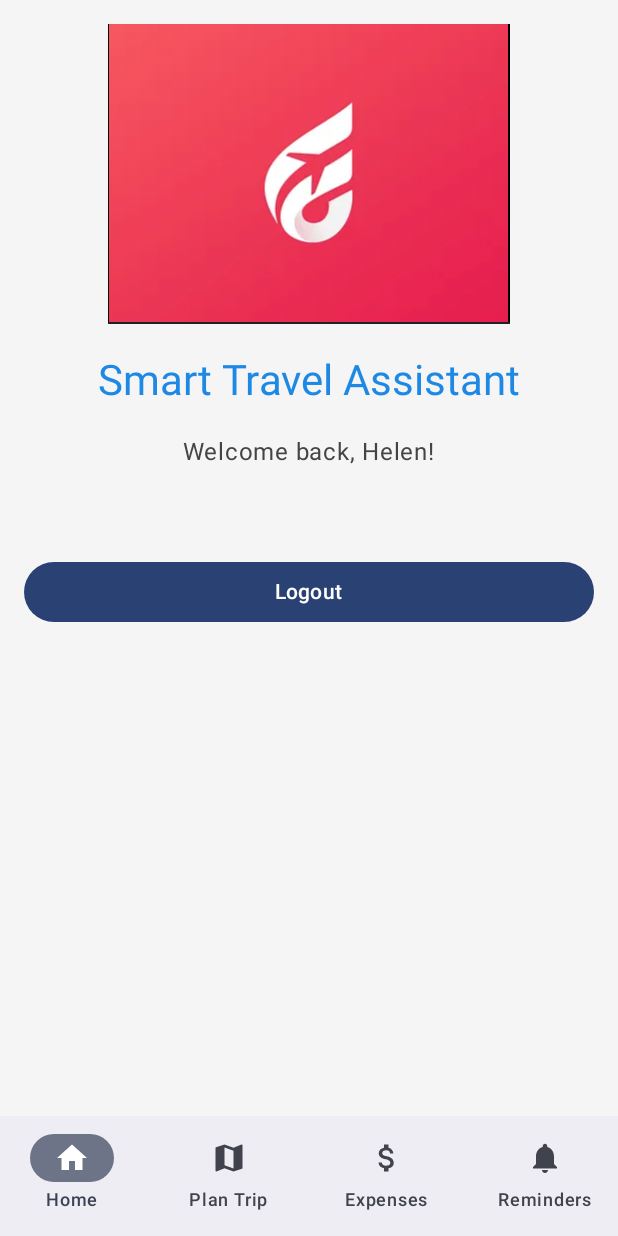
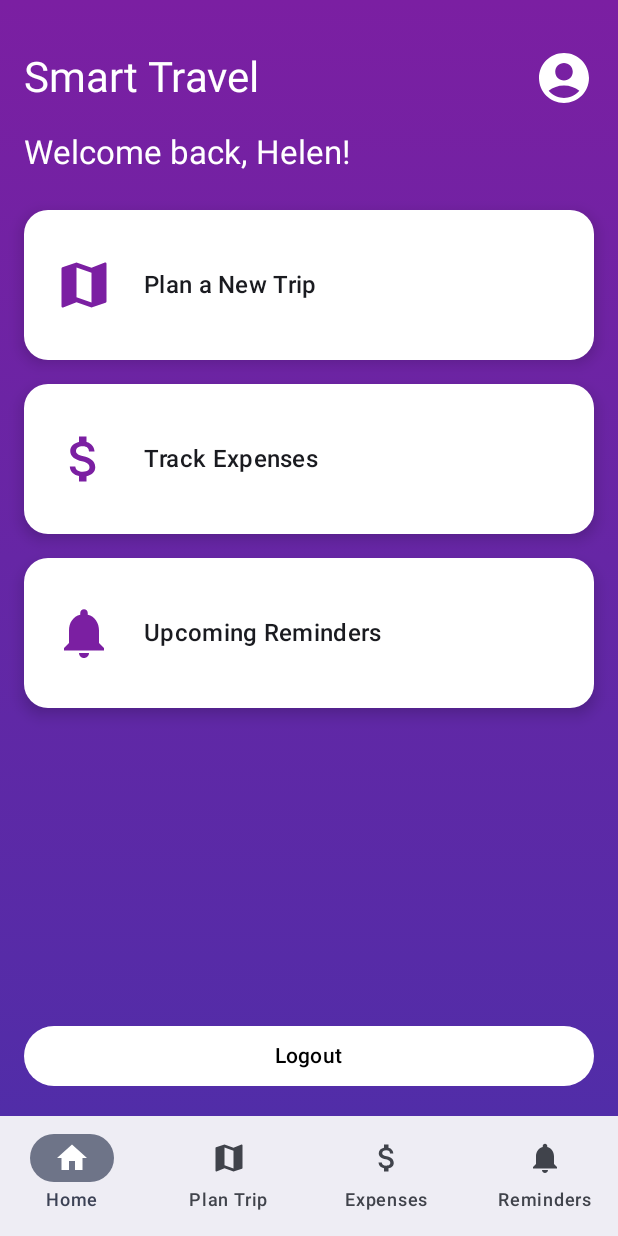
Before and after one commit to sirajkc1/SmartTravelPlanningAssistant, an Android app built with Jetpack Compose: the HomeScreen screen opened through its navigation route, on a phone screen of 412 x 824 dp. Run offline under Robolectric (Android 15) with nearby library versions, the phone set to English and light mode, and no system bars.

Commit message:
Home screen layout changed

```diff
--- a/app/src/main/java/com/siraj/smarttravelplanningassistant/MainActivity.kt
+++ b/app/src/main/java/com/siraj/smarttravelplanningassistant/MainActivity.kt
@@ -7,14 +7,18 @@ import androidx.activity.compose.setContent
 import androidx.activity.enableEdgeToEdge
 import androidx.compose.foundation.Image
 import androidx.compose.foundation.background
+import androidx.compose.foundation.clickable
 import androidx.compose.foundation.layout.*
+import androidx.compose.foundation.shape.RoundedCornerShape
 import androidx.compose.material.icons.Icons
 import androidx.compose.material.icons.filled.*
 import androidx.compose.material3.*
 import androidx.compose.runtime.*
 import androidx.compose.ui.Alignment
 import androidx.compose.ui.Modifier
+import androidx.compose.ui.graphics.Brush
 import androidx.compose.ui.graphics.Color
+import androidx.compose.ui.graphics.vector.ImageVector
 import androidx.compose.ui.platform.LocalContext
 import androidx.compose.ui.res.painterResource
 import androidx.compose.ui.text.input.PasswordVisualTransformation
@@ -39,7 +43,6 @@ class MainActivity : ComponentActivity() {
                         val navBackStackEntry by navController.currentBackStackEntryAsState()
                         val currentDestination = navBackStackEntry?.destination
 
-                        // Show BottomBar only on main app screens (exclude login/signup)
                         if (currentDestination?.route in listOf("home", "planTrip", "trackExpenses", "reminders")) {
                             BottomNavigationBar(navController, currentDestination)
                         }
@@ -52,7 +55,7 @@ class MainActivity : ComponentActivity() {
                     ) {
                         composable("login") { LoginPage(navController) }
                         composable("signup") { SignUpPage(navController) }
-                        composable("home") { TravelHomePage(navController) }
+                        composable("home") { HomeScreen(navController) }
                         composable("planTrip") { PlanTripPage(navController) }
                         composable("trackExpenses") { TrackExpensesPage(navController) }
                         composable("reminders") { RemindersPage(navController) }
@@ -80,13 +83,8 @@ fun BottomNavigationBar(navController: NavHostController, currentDestination: Na
                 selected = currentDestination?.hierarchy?.any { it.route == item.route } == true,
                 onClick = {
                     navController.navigate(item.route) {
-                        // Pop up to the start destination of the graph to avoid building back stack
-                        popUpTo(navController.graph.findStartDestination().id) {
-                            saveState = true
-                        }
-                        // Avoid multiple copies of the same destination
+                        popUpTo(navController.graph.findStartDestination().id) { saveState = true }
                         launchSingleTop = true
-                        // Restore state when reselecting a previously selected item
                         restoreState = true
                     }
                 }
@@ -95,7 +93,79 @@ fun BottomNavigationBar(navController: NavHostController, currentDestination: Na
     }
 }
 
-data class BottomNavItem(val label: String, val route: String, val icon: androidx.compose.ui.graphics.vector.ImageVector)
+data class BottomNavItem(val label: String, val route: String, val icon: ImageVector)
+
+@Composable
+fun HomeScreen(navController: NavHostController, modifier: Modifier = Modifier) {
+    val gradientBrush = Brush.verticalGradient(
+        colors = listOf(Color(0xFF7B1FA2), Color(0xFF512DA8))
+    )
+
+    Column(
+        modifier = modifier
+            .fillMaxSize()
+            .background(brush = gradientBrush)
+            .padding(16.dp)
+    ) {
+        Row(
+            modifier = Modifier
+                .fillMaxWidth()
+                .padding(vertical = 16.dp),
+            horizontalArrangement = Arrangement.SpaceBetween,
+            verticalAlignment = Alignment.CenterVertically
+        ) {
+            Text("Smart Travel", style = MaterialTheme.typography.headlineMedium, color = Color.White)
+            Icon(Icons.Default.AccountCircle, contentDescription = null, tint = Color.White, modifier = Modifier.size(40.dp))
+        }
+
+        Text("Welcome back, Helen!", style = MaterialTheme.typography.titleLarge, color = Color.White)
+        Spacer(modifier = Modifier.height(24.dp))
+
+        Column(verticalArrangement = Arrangement.spacedBy(16.dp)) {
+            FeatureCard("Plan a New Trip", Icons.Default.Map) { navController.navigate("planTrip") }
+            FeatureCard("Track Expenses", Icons.Default.AttachMoney) { navController.navigate("trackExpenses") }
+            FeatureCard("Upcoming Reminders", Icons.Default.Notifications) { navController.navigate("reminders") }
+        }
+
+        Spacer(modifier = Modifier.weight(1f))
+
+        Button(
+            onClick = {
+                navController.navigate("login") {
+                    popUpTo("home") { inclusive = true }
+                }
+            },
+            modifier = Modifier.fillMaxWidth(),
+            colors = ButtonDefaults.buttonColors(containerColor = Color.White)
+        ) {
+            Text("Logout", color = Color.Black)
+        }
+    }
+}
+
+@Composable
+fun FeatureCard(title: String, icon: ImageVector, onClick: () -> Unit) {
+    Card(
+        modifier = Modifier
+            .fillMaxWidth()
+            .height(100.dp)
+            .clickable { onClick() },
+        colors = CardDefaults.cardColors(containerColor = Color.White),
+        elevation = CardDefaults.cardElevation(defaultElevation = 6.dp),
+        shape = RoundedCornerShape(16.dp)
+    ) {
+        Row(
+            modifier = Modifier
+                .fillMaxSize()
+                .padding(horizontal = 20.dp),
+            verticalAlignment = Alignment.CenterVertically
+        ) {
+            Icon(icon, contentDescription = title, tint = Color(0xFF7B1FA2), modifier = Modifier.size(40.dp))
+            Spacer(modifier = Modifier.width(20.dp))
+            Text(title, style = MaterialTheme.typography.titleMedium)
+        }
+    }
+}
 
 @Composable
 fun LoginPage(navController: NavHostController) {
@@ -113,45 +183,21 @@ fun LoginPage(navController: NavHostController) {
         horizontalAlignment = Alignment.CenterHorizontally
     ) {
         Text("Login", style = MaterialTheme.typography.headlineMedium)
+        Spacer(modifier = Modifier.height(20.dp))
+
+        OutlinedTextField(value = email, onValueChange = { email = it }, label = { Text("Email") }, singleLine = true, modifier = Modifier.fillMaxWidth())
+        Spacer(modifier = Modifier.height(12.dp))
+        OutlinedTextField(value = password, onValueChange = { password = it }, label = { Text("Password") }, singleLine = true, visualTransformation = PasswordVisualTransformation(), modifier = Modifier.fillMaxWidth())
 
         Spacer(modifier = Modifier.height(20.dp))
-
-        OutlinedTextField(
-            value = email,
-            onValueChange = { email = it },
-            label = { Text("Email") },
-            singleLine = true,
-            modifier = Modifier.fillMaxWidth()
-        )
-
-        Spacer(modifier = Modifier.height(12.dp))
-
-        OutlinedTextField(
-            value = password,
-            onValueChange = { password = it },
-            label = { Text("Password") },
-            singleLine = true,
-            visualTransformation = PasswordVisualTransformation(),
-            modifier = Modifier.fillMaxWidth()
-        )
-
-        Spacer(modifier = Modifier.height(20.dp))
-
-        Button(
-            onClick = {
-                Toast.makeText(context, "Login Successful", Toast.LENGTH_SHORT).show()
-                navController.navigate("home") {
-                    popUpTo("login") { inclusive = true }
-                }
-            },
-            enabled = isLoginEnabled,
-            modifier = Modifier.fillMaxWidth()
-        ) {
+        Button(onClick = {
+            Toast.makeText(context, "Login Successful", Toast.LENGTH_SHORT).show()
+            navController.navigate("home") { popUpTo("login") { inclusive = true } }
+        }, enabled = isLoginEnabled, modifier = Modifier.fillMaxWidth()) {
             Text("Login")
         }
 
         Spacer(modifier = Modifier.height(10.dp))
-
         TextButton(onClick = { navController.navigate("signup") }) {
             Text("Don't have an account? Sign Up")
         }
@@ -164,10 +210,7 @@ fun SignUpPage(navController: NavHostController) {
     var email by remember { mutableStateOf("") }
     var password by remember { mutableStateOf("") }
     var confirmPassword by remember { mutableStateOf("") }
-
-    val isSignUpEnabled = email.isNotBlank() &&
-            password.isNotBlank() &&
-            password == confirmPassword
+    val isSignUpEnabled = email.isNotBlank() && password.isNotBlank() && password == confirmPassword
 
     Column(
         modifier = Modifier
@@ -178,56 +221,23 @@ fun SignUpPage(navController: NavHostController) {
         horizontalAlignment = Alignment.CenterHorizontally
     ) {
         Text("Sign Up", style = MaterialTheme.typography.headlineMedium)
+        Spacer(modifier = Modifier.height(20.dp))
+
+        OutlinedTextField(value = email, onValueChange = { email = it }, label = { Text("Email") }, singleLine = true, modifier = Modifier.fillMaxWidth())
+        Spacer(modifier = Modifier.height(12.dp))
+        OutlinedTextField(value = password, onValueChange = { password = it }, label = { Text("Password") }, singleLine = true, visualTransformation = PasswordVisualTransformation(), modifier = Modifier.fillMaxWidth())
+        Spacer(modifier = Modifier.height(12.dp))
+        OutlinedTextField(value = confirmPassword, onValueChange = { confirmPassword = it }, label = { Text("Confirm Password") }, singleLine = true, visualTransformation = PasswordVisualTransformation(), modifier = Modifier.fillMaxWidth())
 
         Spacer(modifier = Modifier.height(20.dp))
-
-        OutlinedTextField(
-            value = email,
-            onValueChange = { email = it },
-            label = { Text("Email") },
-            singleLine = true,
-            modifier = Modifier.fillMaxWidth()
-        )
-
-        Spacer(modifier = Modifier.height(12.dp))
-
-        OutlinedTextField(
-            value = password,
-            onValueChange = { password = it },
-            label = { Text("Password") },
-            singleLine = true,
-            visualTransformation = PasswordVisualTransformation(),
-            modifier = Modifier.fillMaxWidth()
-        )
-
-        Spacer(modifier = Modifier.height(12.dp))
-
-        OutlinedTextField(
-            value = confirmPassword,
-            onValueChange = { confirmPassword = it },
-            label = { Text("Confirm Password") },
-            singleLine = true,
-            visualTransformation = PasswordVisualTransformation(),
-            modifier = Modifier.fillMaxWidth()
-        )
-
-        Spacer(modifier = Modifier.height(20.dp))
-
-        Button(
-            onClick = {
-                Toast.makeText(context, "Sign Up Successful", Toast.LENGTH_SHORT).show()
-                navController.navigate("login") {
-                    popUpTo("signup") { inclusive = true }
-                }
-            },
-            enabled = isSignUpEnabled,
-            modifier = Modifier.fillMaxWidth()
-        ) {
+        Button(onClick = {
+            Toast.makeText(context, "Sign Up Successful", Toast.LENGTH_SHORT).show()
+            navController.navigate("login") { popUpTo("signup") { inclusive = true } }
+        }, enabled = isSignUpEnabled, modifier = Modifier.fillMaxWidth()) {
             Text("Sign Up")
         }
 
         Spacer(modifier = Modifier.height(10.dp))
-
         TextButton(onClick = { navController.navigate("login") }) {
             Text("Already have an account? Login")
         }
@@ -235,125 +245,46 @@ fun SignUpPage(navController: NavHostController) {
 }
 
 @Composable
-fun TravelHomePage(navController: NavHostController, modifier: Modifier = Modifier) {
-    val context = LocalContext.current
-
+fun PlanTripPage(navController: NavHostController) {
     Column(
-        modifier = modifier
-            .fillMaxSize()
-            .background(Color(0xFFF5F5F5))
-            .padding(16.dp),
-        verticalArrangement = Arrangement.spacedBy(20.dp),
-        horizontalAlignment = Alignment.CenterHorizontally
-    ) {
-        Image(
-            painter = painterResource(R.drawable.logo), // your logo image
-            contentDescription = "App Logo",
-            modifier = Modifier
-                .fillMaxWidth()
-                .height(200.dp)
-        )
-
-        Text(
-            text = "Smart Travel Assistant",
-            style = MaterialTheme.typography.headlineMedium,
-            color = Color(0xFF1E88E5)
-        )
-
-        Text(
-            text = "Welcome back, Helen!",
-            style = MaterialTheme.typography.bodyLarge,
-            color = Color.DarkGray
-        )
-
-        // Buttons removed here, replaced by BottomNavigationBar
-
-        Spacer(modifier = Modifier.height(20.dp))
-
-        Button(
-            onClick = {
-                navController.navigate("login") {
-                    popUpTo("home") { inclusive = true }
-                }
-            },
-            modifier = Modifier.fillMaxWidth()
-        ) {
-            Text("Logout")
-        }
-    }
-}
-
-@Composable
-fun PlanTripPage(navController: NavHostController) {
-    val context = LocalContext.current
-    Column(
-        modifier = Modifier
-            .fillMaxSize()
-            .background(Color(0xFFF5F5F5))
-            .padding(16.dp),
+        modifier = Modifier.fillMaxSize().background(Color(0xFFF5F5F5)).padding(16.dp),
         horizontalAlignment = Alignment.CenterHorizontally,
         verticalArrangement = Arrangement.Center
     ) {
         Text("Plan a New Trip", style = MaterialTheme.typography.headlineMedium)
-
         Spacer(modifier = Modifier.height(20.dp))
-
         Text("This is where the trip planning UI will go.", style = MaterialTheme.typography.bodyLarge)
-
         Spacer(modifier = Modifier.height(20.dp))
-
-        Button(onClick = { navController.popBackStack() }) {
-            Text("Back")
-        }
+        Button(onClick = { navController.popBackStack() }) { Text("Back") }
     }
 }
 
 @Composable
 fun TrackExpensesPage(navController: NavHostController) {
-    val context = LocalContext.current
     Column(
-        modifier = Modifier
-            .fillMaxSize()
-            .background(Color(0xFFF5F5F5))
-            .padding(16.dp),
+        modifier = Modifier.fillMaxSize().background(Color(0xFFF5F5F5)).padding(16.dp),
         horizontalAlignment = Alignment.CenterHorizontally,
         verticalArrangement = Arrangement.Center
     ) {
         Text("Track Expenses", style = MaterialTheme.typography.headlineMedium)
-
         Spacer(modifier = Modifier.height(20.dp))
-
         Text("This is where the expense tracking UI will go.", style = MaterialTheme.typography.bodyLarge)
-
         Spacer(modifier = Modifier.height(20.dp))
-
-        Button(onClick = { navController.popBackStack() }) {
-            Text("Back")
-        }
+        Button(onClick = { navController.popBackStack() }) { Text("Back") }
     }
 }
 
 @Composable
 fun RemindersPage(navController: NavHostController) {
-    val context = LocalContext.current
     Column(
-        modifier = Modifier
-            .fillMaxSize()
-            .background(Color(0xFFF5F5F5))
-            .padding(16.dp),
+        modifier = Modifier.fillMaxSize().background(Color(0xFFF5F5F5)).padding(16.dp),
         horizontalAlignment = Alignment.CenterHorizontally,
         verticalArrangement = Arrangement.Center
     ) {
         Text("Upcoming Reminders", style = MaterialTheme.typography.headlineMedium)
-
         Spacer(modifier = Modifier.height(20.dp))
-
         Text("This is where reminders UI will go.", style = MaterialTheme.typography.bodyLarge)
-
         Spacer(modifier = Modifier.height(20.dp))
-
-        Button(onClick = { navController.popBackStack() }) {
-            Text("Back")
-        }
+        Button(onClick = { navController.popBackStack() }) { Text("Back") }
     }
 }
```
